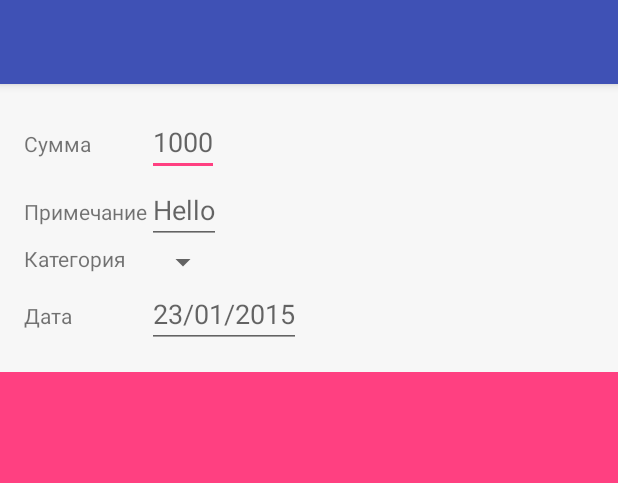
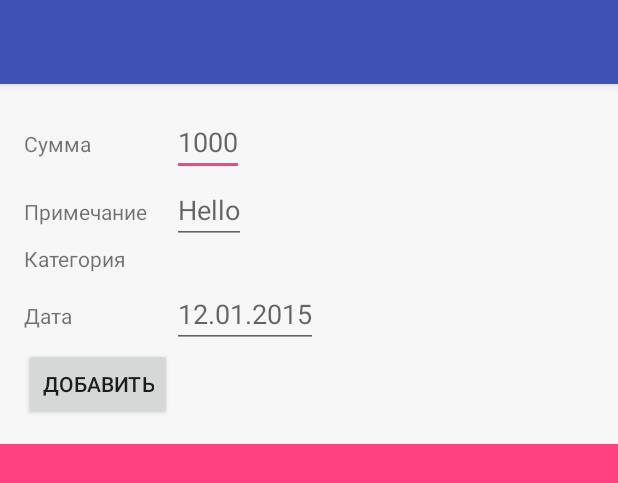
Before and after one commit to RussellGk/MoneyTracker, an Android app: the layout activity_add_expense.xml on its own in the app's theme, with its tools: preview values and no code run, on a phone screen of 412 x 824 dp. Shown: the top 483 px of the screen. Run offline under Robolectric (Android 15) with nearby library versions, the phone set to English and light mode, and no system bars.

Commit message:
Homework_06 Added the button for Expense, made some changes in activity_add_expense.xml

```diff
--- a/app/src/main/res/layout/activity_add_expense.xml
+++ b/app/src/main/res/layout/activity_add_expense.xml
@@ -19,9 +19,10 @@
             android:layout_height="wrap_content"/>
         <EditText
             android:hint="1000"
-            android:inputType="number"
+            android:inputType="numberDecimal"
             android:id="@+id/sum_digit"
             android:gravity="fill"
+            android:maxLength="20"
             android:layout_width="wrap_content"
             android:layout_height="wrap_content"/>
 
@@ -34,6 +35,7 @@
             android:hint="Hello"
             android:gravity="fill"
             android:id="@+id/note_text"
+            android:maxLength="20"
             android:inputType="textCapSentences"
             android:layout_width="wrap_content"
             android:layout_height="wrap_content"/>
@@ -47,8 +49,9 @@
         <Spinner
             android:id="@+id/spinner_category"
             android:gravity="fill"
-            android:layout_width="wrap_content"
-            android:layout_height="wrap_content"/>
+            android:layout_width="match_parent"
+            android:layout_height="wrap_content"
+           />
 
         <TextView
             android:text="Дата"
@@ -56,12 +59,19 @@
             android:layout_width="wrap_content"
             android:layout_height="wrap_content"/>
         <EditText
-            android:hint="23/01/2015"
+            android:hint="@string/date_hint_text"
             android:gravity="fill"
             android:id="@+id/date_number"
-            android:inputType="numberDecimal"
+            android:maxLength="10"
+            android:inputType="date"
             android:layout_width="wrap_content"
             android:layout_height="wrap_content"/>
+
+        <Button
+            android:id="@+id/add_button_expense"
+            android:layout_width="wrap_content"
+            android:layout_height="wrap_content"
+            android:text="@string/add_button_text"/>
     </GridLayout>
 
 </LinearLayout>
--- a/app/src/main/res/layout/spinner_categories.xml
+++ b/app/src/main/res/layout/spinner_categories.xml
@@ -2,7 +2,8 @@
 <TextView xmlns:android="http://schemas.android.com/apk/res/android"
     android:id="@+id/spinner_category_layout"
     android:gravity="fill"
-    android:layout_width="wrap_content"
-    android:layout_height="wrap_content">
+    android:layout_width="match_parent"
+    android:layout_height="wrap_content"
+    android:padding="@dimen/activity_vertical_margin">
 
 </TextView>
--- a/app/src/main/res/values/strings.xml
+++ b/app/src/main/res/values/strings.xml
@@ -15,4 +15,6 @@
     <string name="list_sum">Sum</string>
     <string name="stat_temp">Здесь будет статистика</string>
     <string name="set_temp">Здесь будут настройки</string>
+    <string name="add_button_text">Добавить</string>
+    <string name="date_hint_text">12.01.2015</string>
 </resources>
```
Also changed, not shown: app/src/main/java/com/hardteam/moneytracker/ui/activities/AddExpenseActivity.java (+17 -4 lines), app/src/main/java/com/hardteam/moneytracker/ui/fragments/ExpansesFragment.java (+0 -7 lines).
